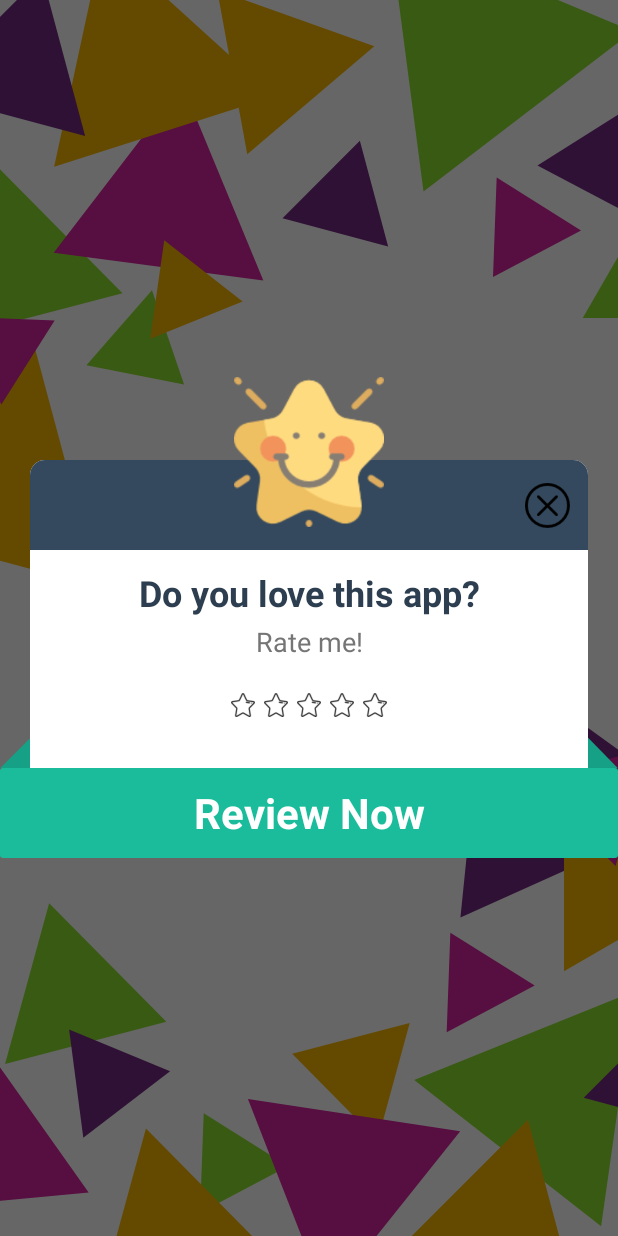
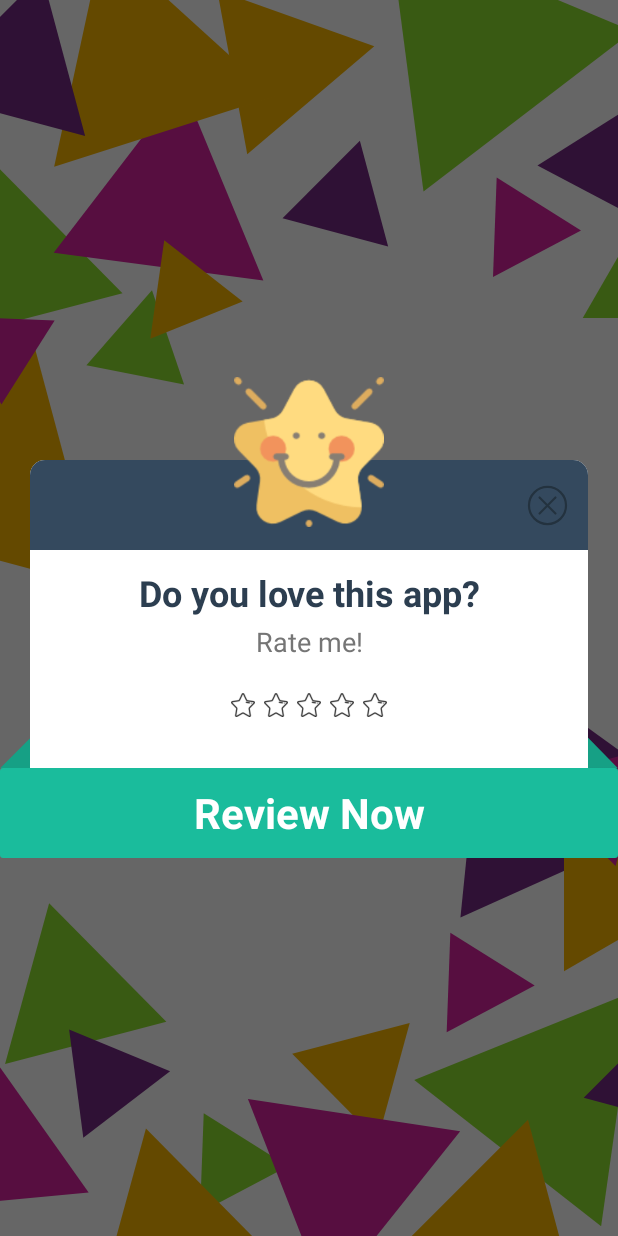
Before and after one commit to rayliverified/CustomRatingDialogue, an Android app: the screen it shows after launch (MainActivity), after a tap on "SHOW", on a phone screen of 412 x 824 dp. Run offline under Robolectric (Android 15) with nearby library versions, the phone set to English and light mode, and no system bars.

Commit message:
Close Icon Vector Drawable
*Convert Close Icon to Vector Drawable.
*Rename background shapes ribbons.

```diff
--- /dev/null
+++ b/customratingdialogue/src/main/res/drawable/bg_header.xml
@@ -0,0 +1,12 @@
+<?xml version="1.0" encoding="UTF-8"?>
+<shape xmlns:android="http://schemas.android.com/apk/res/android">
+    <solid android:color="#34495e" />
+    <corners
+        android:topLeftRadius="10dp"
+        android:topRightRadius="10dp" />
+    <padding
+        android:bottom="0dp"
+        android:left="0dp"
+        android:right="0dp"
+        android:top="0dp" />
+</shape>
--- /dev/null
+++ b/customratingdialogue/src/main/res/drawable/bg_layout.xml
@@ -0,0 +1,12 @@
+<?xml version="1.0" encoding="UTF-8"?>
+<shape xmlns:android="http://schemas.android.com/apk/res/android">
+    <solid android:color="#FFFFFF" />
+    <corners
+        android:topLeftRadius="10dp"
+        android:topRightRadius="10dp" />
+    <padding
+        android:bottom="0dp"
+        android:left="0dp"
+        android:right="0dp"
+        android:top="0dp" />
+</shape>
--- /dev/null
+++ b/customratingdialogue/src/main/res/drawable/bg_submit.xml
@@ -0,0 +1,10 @@
+<?xml version="1.0" encoding="UTF-8"?>
+<shape xmlns:android="http://schemas.android.com/apk/res/android">
+    <solid android:color="#1abc9c" />
+    <corners android:radius="2dp" />
+    <padding
+        android:bottom="0dp"
+        android:left="0dp"
+        android:right="0dp"
+        android:top="0dp" />
+</shape>
--- a/customratingdialogue/src/main/res/drawable/circle_shaped.xml
+++ /dev/null
@@ -1,10 +0,0 @@
-<?xml version="1.0" encoding="utf-8"?>
-<shape xmlns:android="http://schemas.android.com/apk/res/android"
-    android:shape="oval">
-
-    <solid android:color="#f39c12" />
-
-    <size
-        android:width="120dp"
-        android:height="120dp" />
-</shape>
--- a/customratingdialogue/src/main/res/drawable/head_bg.xml
+++ /dev/null
@@ -1,12 +0,0 @@
-<?xml version="1.0" encoding="UTF-8"?>
-<shape xmlns:android="http://schemas.android.com/apk/res/android">
-    <solid android:color="#34495e" />
-    <corners
-        android:topLeftRadius="10dp"
-        android:topRightRadius="10dp" />
-    <padding
-        android:bottom="0dp"
-        android:left="0dp"
-        android:right="0dp"
-        android:top="0dp" />
-</shape>
--- /dev/null
+++ b/customratingdialogue/src/main/res/drawable/icon_close_circle.xml
@@ -0,0 +1,24 @@
+<?xml version="1.0" encoding="utf-8"?>
+<vector xmlns:android="http://schemas.android.com/apk/res/android"
+    android:width="34dp"
+    android:height="34dp"
+    android:viewportWidth="34"
+    android:viewportHeight="34">
+
+    <path
+        android:strokeColor="#000000"
+        android:strokeWidth="1.7143"
+        android:strokeLineJoin="round"
+        android:strokeLineCap="round"
+        android:pathData="M11,23 L23,11" />
+    <path
+        android:strokeColor="#000000"
+        android:strokeWidth="1.7143"
+        android:strokeLineJoin="round"
+        android:strokeLineCap="round"
+        android:pathData="M11,11 L23,23" />
+    <path
+        android:strokeColor="#000000"
+        android:strokeWidth="1.714"
+        android:pathData="M17,3 C24.732,3,31,9.26801,31,17 C31,24.732,24.732,31,17,31 C9.26801,31,3,24.732,3,17 C3,9.26801,9.26801,3,17,3 Z" />
+</vector>
--- a/customratingdialogue/src/main/res/drawable/layout_bg.xml
+++ /dev/null
@@ -1,12 +0,0 @@
-<?xml version="1.0" encoding="UTF-8"?>
-<shape xmlns:android="http://schemas.android.com/apk/res/android">
-    <solid android:color="#FFFFFF" />
-    <corners
-        android:topLeftRadius="10dp"
-        android:topRightRadius="10dp" />
-    <padding
-        android:bottom="0dp"
-        android:left="0dp"
-        android:right="0dp"
-        android:top="0dp" />
-</shape>
--- a/customratingdialogue/src/main/res/drawable/submit_bg.xml
+++ /dev/null
@@ -1,10 +0,0 @@
-<?xml version="1.0" encoding="UTF-8"?>
-<shape xmlns:android="http://schemas.android.com/apk/res/android">
-    <solid android:color="#1abc9c" />
-    <corners android:radius="2dp" />
-    <padding
-        android:bottom="0dp"
-        android:left="0dp"
-        android:right="0dp"
-        android:top="0dp" />
-</shape>
--- a/customratingdialogue/src/main/res/layout/layout_dialog_rating.xml
+++ b/customratingdialogue/src/main/res/layout/layout_dialog_rating.xml
@@ -17,7 +17,7 @@
         android:layout_height="30dp"
         android:layout_gravity="bottom|left"
         android:layout_marginBottom="60dp"
-        android:src="@drawable/ribonl"
+        android:src="@drawable/bg_ribbon_left"
         tools:ignore="ContentDescription,RtlHardcoded" />
 
     <ImageView
@@ -25,7 +25,7 @@
         android:layout_height="30dp"
         android:layout_gravity="bottom|right"
         android:layout_marginBottom="60dp"
-        android:src="@drawable/ribonr"
+        android:src="@drawable/bg_ribbon_right"
         tools:ignore="ContentDescription,RtlHardcoded" />
 
     <RelativeLayout
@@ -34,14 +34,14 @@
         android:layout_marginLeft="20dp"
         android:layout_marginTop="55dp"
         android:layout_marginRight="20dp"
-        android:background="@drawable/layout_bg">
+        android:background="@drawable/bg_layout">
 
         <ImageView
             android:id="@+id/img_top_bar"
             android:layout_width="match_parent"
             android:layout_height="60dp"
             android:layout_alignParentTop="true"
-            android:background="@drawable/head_bg"
+            android:background="@drawable/bg_header"
             android:orientation="vertical"
             tools:ignore="ContentDescription" />
 
@@ -52,7 +52,8 @@
             android:layout_alignParentRight="true"
             android:layout_marginTop="15dp"
             android:layout_marginRight="12dp"
-            android:src="@drawable/cancel"
+            app:srcCompat="@drawable/icon_close_circle"
+            android:tint="#23323F"
             tools:ignore="ContentDescription,RtlHardcoded" />
 
         <LinearLayout
@@ -106,7 +107,7 @@
         android:layout_width="match_parent"
         android:layout_height="60dp"
         android:layout_gravity="center_horizontal|bottom"
-        android:background="@drawable/submit_bg"
+        android:background="@drawable/bg_submit"
         android:gravity="center"
         android:text="Review Now"
         android:textColor="#ffffff"
```
Also changed, not shown: customratingdialogue/src/main/java/stream/customratingdialogue/SimpleRatingBar.java (line endings or trailing spaces), customratingdialogue/src/main/res/drawable/bg_ribbon_left.png (renamed from customratingdialogue/src/main/res/drawable/ribonl.png), customratingdialogue/src/main/res/drawable/bg_ribbon_right.png (renamed from customratingdialogue/src/main/res/drawable/ribonr.png), customratingdialogue/src/main/res/drawable/cancel.png (deleted).
